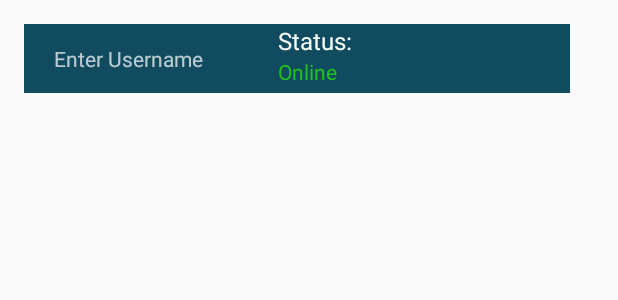
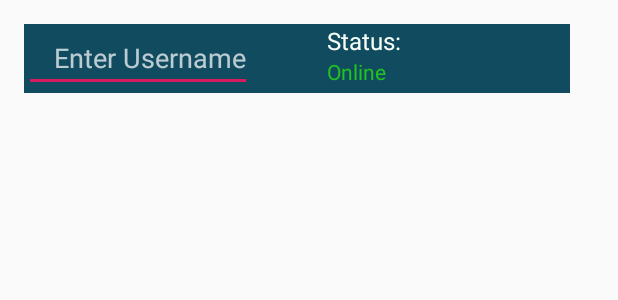
Before and after one commit to AtomicPotatoEmil/P2-Prototype, an Android app: the layout addfriendattributes.xml on its own in the app's theme, with its tools: preview values and no code run, on a phone screen of 412 x 824 dp. Shown: the top 300 px of the screen. Run offline under Robolectric (Android 15) with nearby library versions, the phone set to English and light mode, and no system bars.

Commit message:
Fixed absoloutely nothing

```diff
--- a/prototypeP2/app/src/main/java/dk/aau/student/meda2a220a/p2protype/Social.java
+++ b/prototypeP2/app/src/main/java/dk/aau/student/meda2a220a/p2protype/Social.java
@@ -101,8 +101,8 @@ private RelativeLayout social_Layout;
         AddFriendDialog newFriendDialog = new AddFriendDialog();
         newFriendDialog.show(getSupportFragmentManager(), "New Friend");
 
-//        LayoutInflater inflater = (LayoutInflater) this.getSystemService(LAYOUT_INFLATER_SERVICE);
-//        inflater.inflate(R.layout.addfriendattributes, (ViewGroup) findViewById(R.id.FriendLayout));
+        LayoutInflater inflater = (LayoutInflater) this.getSystemService(LAYOUT_INFLATER_SERVICE);
+        inflater.inflate(R.layout.addfriendattributes, (ViewGroup) findViewById(R.id.FriendLayout));
     }
 
 
@@ -114,7 +114,6 @@ private RelativeLayout social_Layout;
         newFriendTextview.setLayoutParams(FriendViewParams);
         newFriendTextview.setText(friendInfo);
         newFriendTextview.setTextColor(getResources().getColor(R.color.MINTWHITEd));
-
         return newFriendTextview;
     }
 
--- a/prototypeP2/app/src/main/res/layout/addfriendattributes.xml
+++ b/prototypeP2/app/src/main/res/layout/addfriendattributes.xml
@@ -25,7 +25,7 @@
 
         />
 
-    <TextView
+    <EditText
         android:id="@+id/putFriendHere"
         android:layout_width="wrap_content"
         android:layout_height="wrap_content"
```
Also changed, not shown: prototypeP2/app/src/main/java/dk/aau/student/meda2a220a/p2protype/AddFriendDialog.java (+9 -15 lines).
